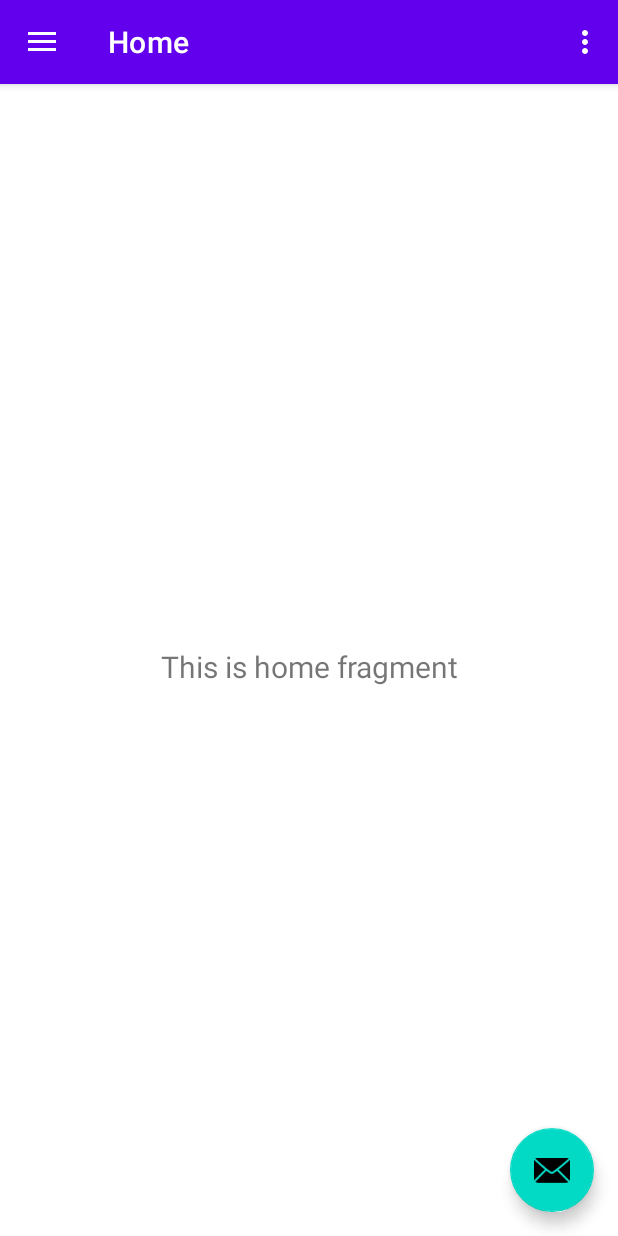
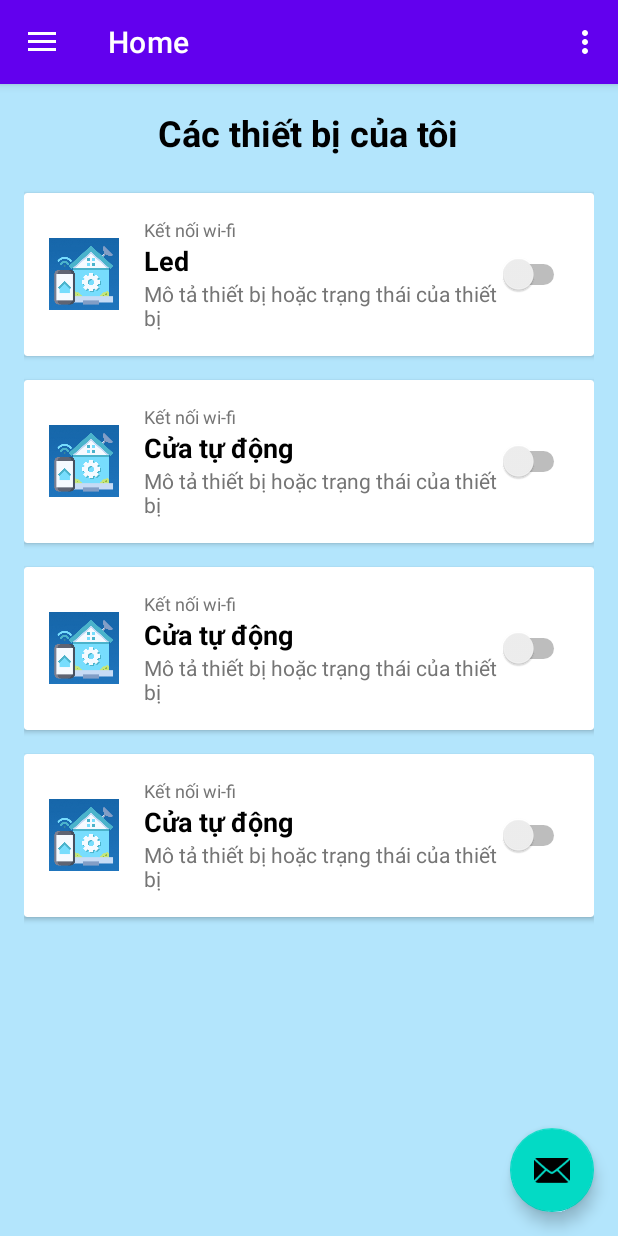
Before and after one commit to YuilRin/AppSmartHome, an Android app: the screen it shows after launch (MainActivity), on a phone screen of 412 x 824 dp. Run offline under Robolectric (Android 15) with nearby library versions, the phone set to English and light mode, and no system bars; our stand-ins replace Firebase (no records; nobody signed in at launch, a user with empty details on screens opened directly), navigation-ui; 1 statement that could not run was skipped.

Commit message:
Layout and firebase

```diff
--- a/app/build.gradle.kts
+++ b/app/build.gradle.kts
@@ -46,6 +46,7 @@ dependencies {
     implementation(libs.lifecycle.viewmodel.ktx)
     implementation(libs.navigation.fragment)
     implementation(libs.navigation.ui)
+    implementation(libs.firebase.database)
     testImplementation(libs.junit)
     androidTestImplementation(libs.ext.junit)
     androidTestImplementation(libs.espresso.core)
--- /dev/null
+++ b/app/src/main/java/com/example/appsmarthome/SplashActivity.java
@@ -0,0 +1,20 @@
+package com.example.appsmarthome;
+
+import android.content.Intent;
+import android.os.Bundle;
+import android.os.Handler;
+import androidx.appcompat.app.AppCompatActivity;
+
+
+public class SplashActivity extends AppCompatActivity {
+    @Override
+    protected void onCreate(Bundle savedInstanceState) {
+        super.onCreate(savedInstanceState);
+        setContentView(R.layout.activity_splash);
+        new Handler().postDelayed(() -> {
+            Intent mainIntent = new Intent(SplashActivity.this, MainActivity.class);
+            startActivity(mainIntent);
+            finish();
+        }, 1500); // Hiển thị splash screen trong 3 giây
+    }
+}
--- a/app/src/main/java/com/example/appsmarthome/ui/home/HomeFragment.java
+++ b/app/src/main/java/com/example/appsmarthome/ui/home/HomeFragment.java
@@ -1,32 +1,128 @@
 package com.example.appsmarthome.ui.home;
 
 import android.os.Bundle;
+import android.util.Log;
 import android.view.LayoutInflater;
 import android.view.View;
 import android.view.ViewGroup;
+import android.widget.Switch;
 import android.widget.TextView;
 
 import androidx.annotation.NonNull;
 import androidx.fragment.app.Fragment;
-import androidx.lifecycle.ViewModelProvider;
+import androidx.navigation.NavController;
+import androidx.navigation.Navigation;
+import androidx.navigation.fragment.NavHostFragment;
 
+import com.example.appsmarthome.R;
 import com.example.appsmarthome.databinding.FragmentHomeBinding;
+import com.google.firebase.database.DataSnapshot;
+import com.google.firebase.database.DatabaseError;
+import com.google.firebase.database.DatabaseReference;
+import com.google.firebase.database.FirebaseDatabase;
+import com.google.firebase.database.ValueEventListener;
 
 public class HomeFragment extends Fragment {
 
     private FragmentHomeBinding binding;
-
+    private DatabaseReference ledOnboardReference;
+    private Switch switchLed;
+    private boolean isUpdating = false;
     public View onCreateView(@NonNull LayoutInflater inflater,
                              ViewGroup container, Bundle savedInstanceState) {
-        HomeViewModel homeViewModel =
-                new ViewModelProvider(this).get(HomeViewModel.class);
-
         binding = FragmentHomeBinding.inflate(inflater, container, false);
         View root = binding.getRoot();
 
-        final TextView textView = binding.textHome;
-        homeViewModel.getText().observe(getViewLifecycleOwner(), textView::setText);
+        View deviceCard1 = root.findViewById(R.id.deviceCard1);
+        View deviceCard2 = root.findViewById(R.id.deviceCard2);
+        View deviceCard3 = root.findViewById(R.id.deviceCard3);
+        View deviceCard4 = root.findViewById(R.id.deviceCard4);
+        TextView tvName= deviceCard1.findViewById(R.id.NameTB);
+        tvName.setText("Led");
+        switchLed = deviceCard1.findViewById(R.id.SwitchLed);
+
+        // Tham chiếu đến LED/OnBoard trong Firebase Realtime Database
+        ledOnboardReference = FirebaseDatabase.getInstance().getReference("LED/OnBoard");
+
+        // Lắng nghe thay đổi từ Firebase để cập nhật Switch
+        ledOnboardReference.addValueEventListener(new ValueEventListener() {
+            @Override
+            public void onDataChange(@NonNull DataSnapshot snapshot) {
+                Boolean switchState = snapshot.getValue(Boolean.class);
+                if (switchState != null) {
+                    Log.d("FirebaseData", "OnBoard value from Firebase: " + switchState);
+                    isUpdating = true; // Đặt cờ để biết rằng đây là thay đổi từ Firebase
+                    switchLed.setChecked(switchState); // Cập nhật trạng thái của Switch
+                    isUpdating = false; // Đặt lại cờ
+                }
+            }
+
+            @Override
+            public void onCancelled(@NonNull DatabaseError error) {
+                // Xử lý lỗiLog.e("FirebaseData", "Failed to read value.", error.toException());
+            }
+        });
+
+        // Cập nhật trạng thái Switch lên Firebase khi người dùng thay đổi
+        switchLed.setOnCheckedChangeListener((buttonView, isChecked) -> {
+            if (!isUpdating) { // Chỉ cập nhật Firebase nếu thay đổi từ người dùng
+                ledOnboardReference.setValue(isChecked);
+            }
+        });
+
+        // Cập nhật trạng thái Switch lên Firebase khi người dùng thay đổi
+        switchLed.setOnCheckedChangeListener((buttonView, isChecked) -> {
+            ledOnboardReference.setValue(isChecked); // Cập nhật trạng thái lên Firebase
+        });
+
+        // Thiết lập onClick cho từng thẻ thiết bị để mở DeviceDetailFragment
+        deviceCard1.setOnClickListener(new View.OnClickListener() {
+            @Override
+            public void onClick(View v) {
+                openDeviceDetailFragment("LED", "Thiết bị LED với chức năng OnBoard.");
+            }
+        });
+
+        deviceCard1.setOnClickListener(new View.OnClickListener() {
+            @Override
+            public void onClick(View v) {
+                // Mở DeviceDetailFragment với NavController và truyền dữ liệu
+                openDeviceDetailFragment("Thiết bị 1", "Mô tả chi tiết của thiết bị 1");
+            }
+        });
+        deviceCard2.setOnClickListener(new View.OnClickListener() {
+            @Override
+            public void onClick(View v) {
+                // Mở DeviceDetailFragment với NavController và truyền dữ liệu
+                openDeviceDetailFragment("Thiết bị 1", "Mô tả chi tiết của thiết bị 1");
+            }
+        });
+        deviceCard3.setOnClickListener(new View.OnClickListener() {
+            @Override
+            public void onClick(View v) {
+                // Mở DeviceDetailFragment với NavController và truyền dữ liệu
+                openDeviceDetailFragment("Thiết bị 1", "Mô tả chi tiết của thiết bị 1");
+            }
+        });
+        deviceCard4.setOnClickListener(new View.OnClickListener() {
+            @Override
+            public void onClick(View v) {
+                // Mở DeviceDetailFragment với NavController và truyền dữ liệu
+                openDeviceDetailFragment("Thiết bị 1", "Mô tả chi tiết của thiết bị 1");
+            }
+        });
+
         return root;
+    }
+
+    private void openDeviceDetailFragment(String deviceName, String deviceDescription) {
+        NavController navController = NavHostFragment.findNavController(this);
+        Bundle bundle = new Bundle();
+        bundle.putString("device_name", deviceName);
+        bundle.putString("device_description", deviceDescription);
+
+        // Điều hướng đến DeviceDetailFragment với NavController
+        navController.navigate(R.id.deviceDetailFragment, bundle);
     }
 
     @Override
--- /dev/null
+++ b/app/src/main/res/layout/device_card.xml
@@ -0,0 +1,63 @@
+<?xml version="1.0" encoding="utf-8"?>
+<androidx.cardview.widget.CardView xmlns:android="http://schemas.android.com/apk/res/android"
+    android:layout_width="match_parent"
+    android:layout_height="wrap_content"
+    android:layout_marginBottom="16dp">
+
+    <LinearLayout
+        android:layout_width="match_parent"
+        android:layout_height="wrap_content"
+        android:orientation="horizontal"
+        android:padding="16dp">
+
+        <!-- Icon thiết bị -->
+        <ImageView
+            android:layout_width="48dp"
+            android:layout_height="48dp"
+            android:src="@drawable/logo"
+            android:layout_gravity="center_vertical"
+            android:contentDescription="Device Icon" />
+
+        <LinearLayout
+            android:layout_width="0dp"
+            android:layout_height="wrap_content"
+            android:layout_weight="1"
+            android:orientation="vertical"
+            android:paddingStart="16dp">
+
+            <!-- Trạng thái kết nối Wi-Fi -->
+            <TextView
+                android:layout_width="wrap_content"
+                android:layout_height="wrap_content"
+                android:text="Kết nối wi-fi"
+                android:textSize="12sp"
+                android:textColor="#757575" />
+
+            <!-- Tên thiết bị -->
+            <TextView
+                android:id="@+id/NameTB"
+                android:layout_width="wrap_content"
+                android:layout_height="wrap_content"
+                android:text="Cửa tự động"
+                android:textSize="18sp"
+                android:textStyle="bold"
+                android:textColor="#000000" />
+
+            <!-- Mô tả thiết bị -->
+            <TextView
+                android:layout_width="wrap_content"
+                android:layout_height="wrap_content"
+                android:text="Mô tả thiết bị hoặc trạng thái của thiết bị"
+                android:textSize="14sp"
+                android:textColor="#757575" />
+        </LinearLayout>
+
+        <!-- Nút bật/tắt thiết bị -->
+        <Switch
+            android:id="@+id/SwitchLed"
+            android:layout_width="wrap_content"
+            android:layout_height="wrap_content"
+            android:layout_gravity="center_vertical"
+            android:checked="false" />
+    </LinearLayout>
+</androidx.cardview.widget.CardView>
--- a/app/src/main/res/layout/fragment_home.xml
+++ b/app/src/main/res/layout/fragment_home.xml
@@ -1,22 +1,33 @@
 <?xml version="1.0" encoding="utf-8"?>
-<androidx.constraintlayout.widget.ConstraintLayout xmlns:android="http://schemas.android.com/apk/res/android"
-    xmlns:app="http://schemas.android.com/apk/res-auto"
-    xmlns:tools="http://schemas.android.com/tools"
+<ScrollView xmlns:android="http://schemas.android.com/apk/res/android"
     android:layout_width="match_parent"
     android:layout_height="match_parent"
-    tools:context=".ui.home.HomeFragment">
+    android:background="#B3E5FC"
+    android:padding="16dp">
 
-    <TextView
-        android:id="@+id/text_home"
+    <LinearLayout
         android:layout_width="match_parent"
         android:layout_height="wrap_content"
-        android:layout_marginStart="8dp"
-        android:layout_marginTop="8dp"
-        android:layout_marginEnd="8dp"
-        android:textAlignment="center"
-        android:textSize="20sp"
-        app:layout_constraintBottom_toBottomOf="parent"
-        app:layout_constraintEnd_toEndOf="parent"
-        app:layout_constraintStart_toStartOf="parent"
-        app:layout_constraintTop_toTopOf="parent" />
-</androidx.constraintlayout.widget.ConstraintLayout>
+        android:orientation="vertical">
+
+        <!-- Tiêu đề -->
+        <TextView
+            android:layout_width="wrap_content"
+            android:layout_height="wrap_content"
+            android:text="Các thiết bị của tôi"
+            android:textSize="24sp"
+            android:textStyle="bold"
+            android:textColor="#000"
+            android:layout_gravity="center_horizontal"
+            android:paddingBottom="24dp" />
+
+        <!-- Thẻ thiết bị -->
+        <!-- Thẻ thiết bị -->
+        <include layout="@layout/device_card" android:id="@+id/deviceCard1" />
+        <include layout="@layout/device_card" android:id="@+id/deviceCard2" />
+        <include layout="@layout/device_card" android:id="@+id/deviceCard3" />
+        <include layout="@layout/device_card" android:id="@+id/deviceCard4" />
+
+
+    </LinearLayout>
+</ScrollView>
--- a/app/src/main/res/menu/activity_main_drawer.xml
+++ b/app/src/main/res/menu/activity_main_drawer.xml
@@ -7,14 +7,14 @@
         <item
             android:id="@+id/nav_home"
             android:icon="@drawable/ic_menu_camera"
-            android:title="@string/menu_home" />
+            android:title="Home" />
         <item
             android:id="@+id/nav_gallery"
             android:icon="@drawable/ic_menu_gallery"
-            android:title="@string/menu_gallery" />
+            android:title="Hướng dẫn" />
         <item
             android:id="@+id/nav_slideshow"
             android:icon="@drawable/ic_menu_slideshow"
-            android:title="@string/menu_slideshow" />
+            android:title="Cài Dặt"/>
     </group>
 </menu>
--- a/app/src/main/res/navigation/mobile_navigation.xml
+++ b/app/src/main/res/navigation/mobile_navigation.xml
@@ -22,4 +22,8 @@
         android:name="com.example.appsmarthome.ui.slideshow.SlideshowFragment"
         android:label="@string/menu_slideshow"
         tools:layout="@layout/fragment_slideshow" />
+    <fragment
+        android:id="@+id/deviceDetailFragment"
+        android:name="com.example.appsmarthome.ui.Fragment.DeviceDetailFragment"
+        android:label="DeviceDetailFragment" />
 </navigation>
--- a/app/src/main/res/values/strings.xml
+++ b/app/src/main/res/values/strings.xml
@@ -10,4 +10,6 @@
     <string name="menu_home">Home</string>
     <string name="menu_gallery">Gallery</string>
     <string name="menu_slideshow">Slideshow</string>
+    <!-- TODO: Remove or change this placeholder text -->
+    <string name="hello_blank_fragment">Hello blank fragment</string>
 </resources>
--- a/app/src/main/res/values/themes.xml
+++ b/app/src/main/res/values/themes.xml
@@ -1,6 +1,6 @@
 <resources xmlns:tools="http://schemas.android.com/tools">
     <!-- Base application theme. -->
-    <style name="Theme.AppSmartHome" parent="Theme.MaterialComponents.DayNight.DarkActionBar">
+    <style name="Theme.AppSmartHome" parent="Theme.MaterialComponents.DayNight.NoActionBar">
         <!-- Primary brand color. -->
         <item name="colorPrimary">@color/purple_500</item>
         <item name="colorPrimaryVariant">@color/purple_700</item>
--- a/gradle/libs.versions.toml
+++ b/gradle/libs.versions.toml
@@ -10,6 +10,7 @@ lifecycleLivedataKtx = "2.8.6"
 lifecycleViewmodelKtx = "2.8.6"
 navigationFragment = "2.8.3"
 navigationUi = "2.8.3"
+firebaseDatabase = "21.0.0"
 
 [libraries]
 junit = { group = "junit", name = "junit", version.ref = "junit" }
@@ -22,6 +23,7 @@ lifecycle-livedata-ktx = { group = "androidx.lifecycle", name = "lifecycle-lived
 lifecycle-viewmodel-ktx = { group = "androidx.lifecycle", name = "lifecycle-viewmodel-ktx", version.ref = "lifecycleViewmodelKtx" }
 navigation-fragment = { group = "androidx.navigation", name = "navigation-fragment", version.ref = "navigationFragment" }
 navigation-ui = { group = "androidx.navigation", name = "navigation-ui", version.ref = "navigationUi" }
+firebase-database = { group = "com.google.firebase", name = "firebase-database", version.ref = "firebaseDatabase" }
 
 [plugins]
 android-application = { id = "com.android.application", version.ref = "agp" }
```
Also changed, not shown: app/src/main/AndroidManifest.xml (+6 -1 lines), app/src/main/java/com/example/appsmarthome/ui/Fragment/DeviceDetailFragment.java (added, +38 -0 lines), app/src/main/res/layout/fragment_device_detail.xml (added, +25 -0 lines), app/src/main/res/layout/nav_header_main.xml (+7 -5 lines), app/src/main/res/drawable/logo.png (added).
